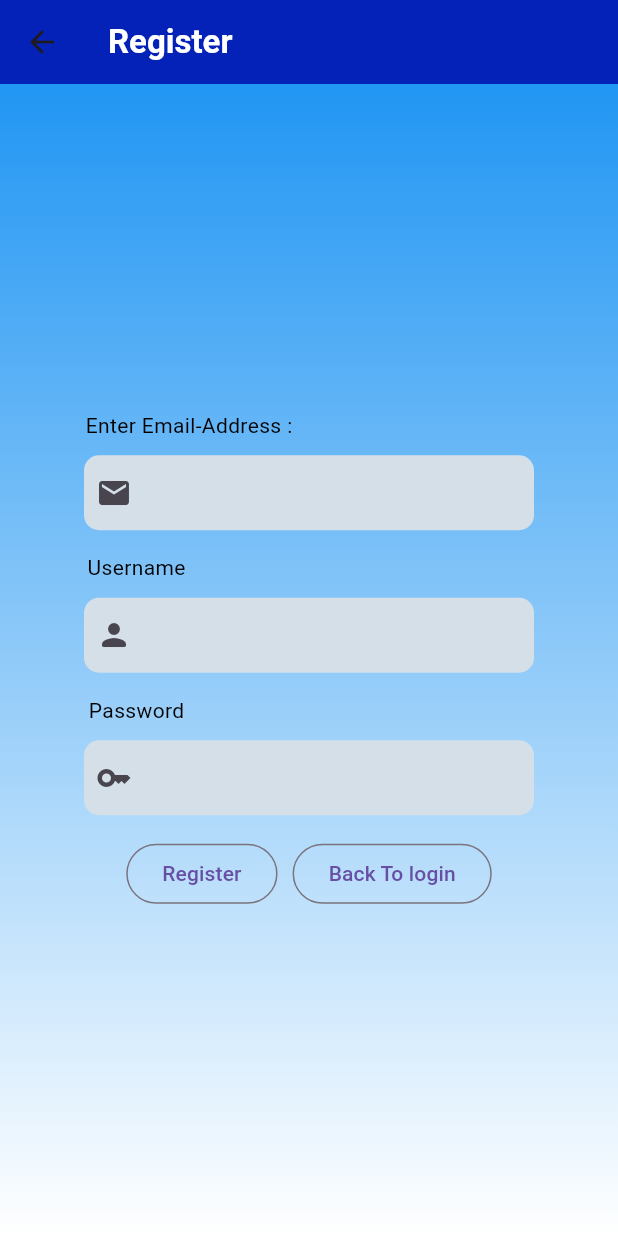
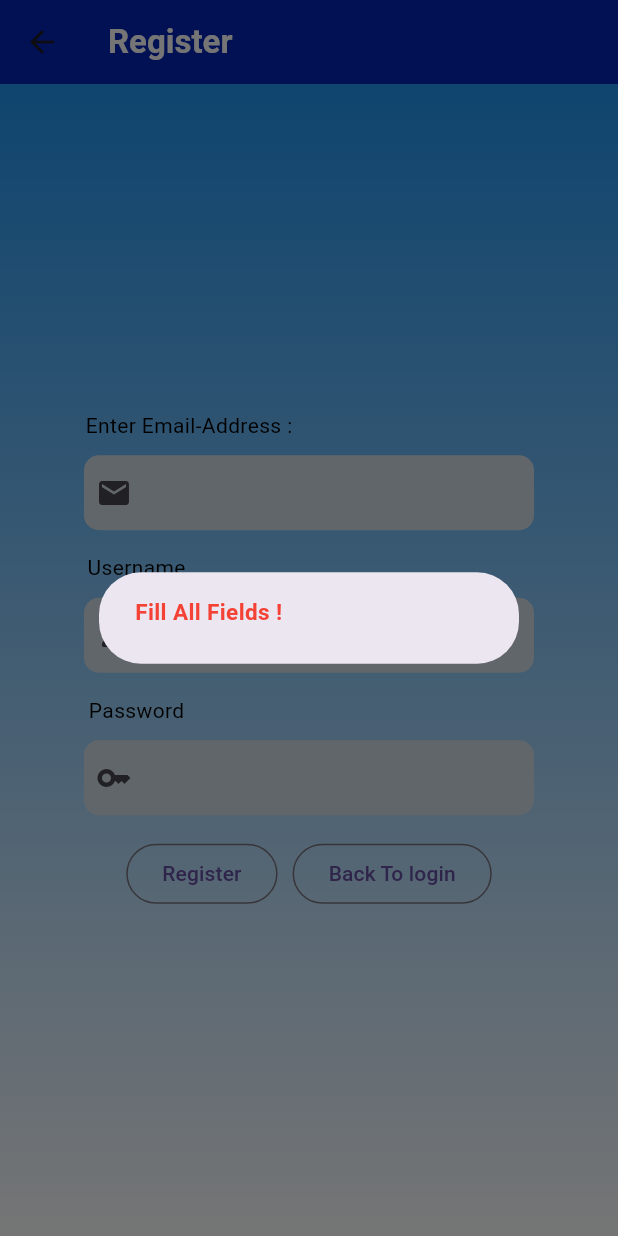
Before and after one commit to tekle-eyesus/cashierapp, a Flutter app: the RegisterScreen screen opened directly, after a tap on "Register", on a phone screen of 412 x 824 dp. Run offline on Flutter 3.47's test engine with Material 3 defaults, Android fonts, the phone set to English and light mode, and no system bars.

Commit message:
first commit on register screen

```diff
--- a/lib/data/product_store.dart
+++ b/lib/data/product_store.dart
@@ -1,4 +1,5 @@
 import 'package:cashier_app/model/productItem.dart';
+import 'package:cashier_app/model/user.dart';
 import 'package:flutter/material.dart';
 
 class ProductStore extends ChangeNotifier {
@@ -103,4 +104,17 @@ class ProductStore extends ChangeNotifier {
   List getStoreList() {
     return storeList;
   }
+
+  //user data
+
+  List<User> _userList = [];
+  get userList => _userList;
+
+  void insertNewUser(User newUser) {
+    _userList.add(newUser);
+  }
+
+  User getUser(String username) {
+    return userList[0];
+  }
 }
--- a/lib/model/user.dart
+++ b/lib/model/user.dart
@@ -1,6 +1,7 @@
 class User {
+  final String email;
   final String username;
   final String password;
 
-  User({required this.username, required this.password});
+  User({required this.email, required this.username, required this.password});
 }
--- a/lib/screens/register_screen.dart
+++ b/lib/screens/register_screen.dart
@@ -1,10 +1,70 @@
+import 'package:cashier_app/data/product_store.dart';
+import 'package:cashier_app/data/user_data.dart';
+import 'package:cashier_app/model/user.dart';
+import 'package:cashier_app/screens/login_screen.dart';
 import 'package:flutter/material.dart';
+import 'package:provider/provider.dart';
 
 class RegisterScreen extends StatelessWidget {
   const RegisterScreen({super.key});
 
   @override
   Widget build(BuildContext context) {
+    var newEmailController = TextEditingController();
+    var newUsernameController = TextEditingController();
+    var newPasswordController = TextEditingController();
+
+    void handleBack() {
+      Navigator.pop(context);
+      Navigator.pushReplacement(context, MaterialPageRoute(builder: (context) {
+        return LoginScreen();
+      }));
+    }
+
+    void addNewUser() {
+      String username = newUsernameController.text.toString();
+      String password = newPasswordController.text.toString();
+      String emailAdd = newEmailController.text.toString();
+      if (username.isNotEmpty && password.isNotEmpty && emailAdd.isNotEmpty) {
+        User newUser =
+            User(email: emailAdd, username: username, password: password);
+        Provider.of<ProductStore>(context, listen: false)
+            .insertNewUser(newUser);
+        print(newUser.username);
+
+        showDialog(
+            context: context,
+            builder: (BuildContext) {
+              return AlertDialog(
+                title: Text("Success!!"),
+                content: Text(
+                  "Registration Completed !",
+                  style: TextStyle(
+                    color: Colors.black,
+                    fontWeight: FontWeight.w600,
+                    fontSize: 25,
+                  ),
+                ),
+                actions: [TextButton(onPressed: handleBack, child: Text("OK"))],
+              );
+            });
+      } else {
+        showDialog(
+            context: context,
+            builder: (BuildContext) {
+              return AlertDialog(
+                content: Text(
+                  "Fill All Fields !",
+                  style: TextStyle(
+                      color: Colors.red,
+                      fontWeight: FontWeight.bold,
+                      fontSize: 15),
+                ),
+              );
+            });
+      }
+    }
+
     return Scaffold(
       appBar: AppBar(
         backgroundColor: Color.fromARGB(255, 4, 34, 184),
@@ -49,7 +109,13 @@ class RegisterScreen extends StatelessWidget {
                   ),
                   margin: EdgeInsets.all(5),
                   width: 300,
-                  child: TextField(
+                  child: TextFormField(
+                    validator: (value) {
+                      if (value!.isEmpty) {
+                        return 'Please enter some text';
+                      }
+                    },
+                    controller: newEmailController,
                     decoration: InputDecoration(
                       border: InputBorder.none,
                       icon: Padding(
@@ -87,6 +153,7 @@ class RegisterScreen extends StatelessWidget {
                   margin: EdgeInsets.all(5),
                   width: 300,
                   child: TextField(
+                    controller: newUsernameController,
                     decoration: InputDecoration(
                       border: InputBorder.none,
                       icon: Padding(
@@ -124,6 +191,7 @@ class RegisterScreen extends StatelessWidget {
                   margin: EdgeInsets.all(5),
                   width: 300,
                   child: TextField(
+                    controller: newPasswordController,
                     decoration: InputDecoration(
                       suffix: Padding(
                         padding: const EdgeInsets.symmetric(
@@ -150,7 +218,7 @@ class RegisterScreen extends StatelessWidget {
             Row(
               mainAxisAlignment: MainAxisAlignment.center,
               children: [
-                OutlinedButton(onPressed: () {}, child: Text("Register")),
+                OutlinedButton(onPressed: addNewUser, child: Text("Register")),
                 SizedBox(
                   width: 10,
                 ),
```
Also changed, not shown: lib/data/user_data.dart (+8 -3 lines).
